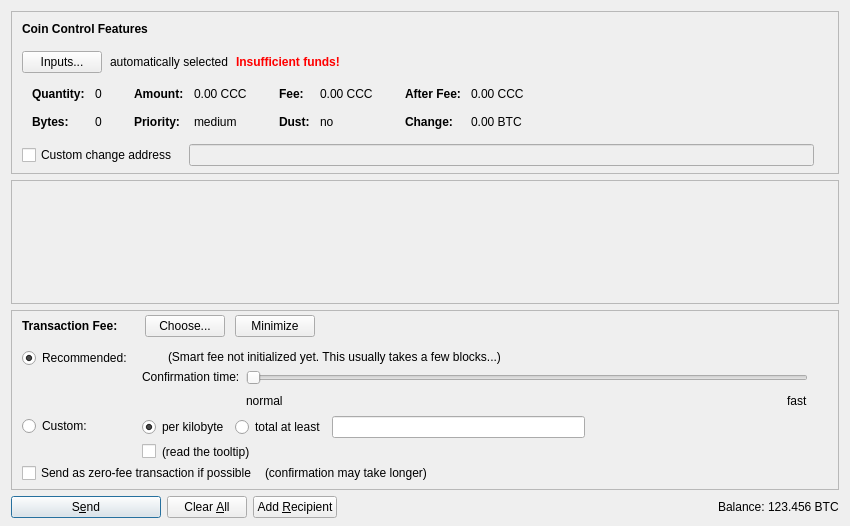
This is src/qt/forms/sendcoinsdialog.ui in daemsproject/daemscore as Qt 5 draws it before an edit. The edited form follows.
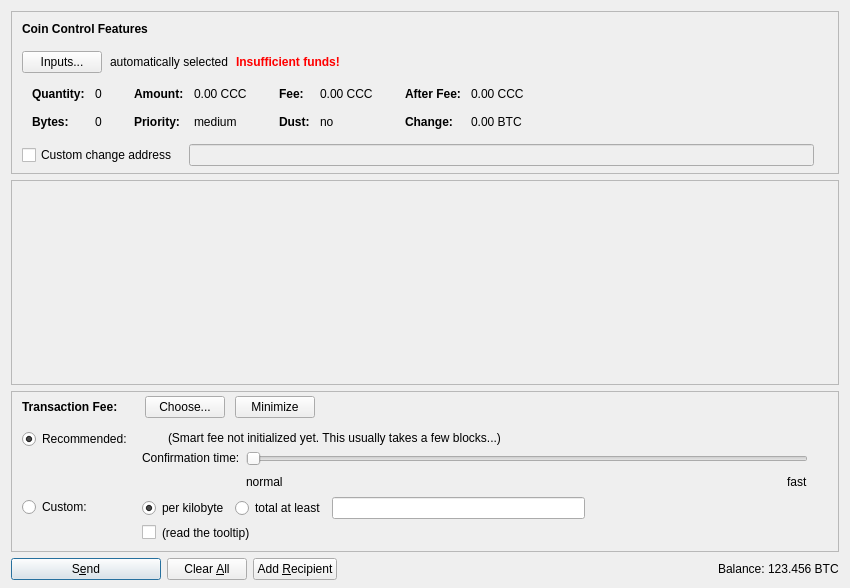
This is the edited form. Icons and pictures are not drawn. Custom widgets are drawn as their Qt base class.

```diff
--- a/src/qt/forms/sendcoinsdialog.ui
+++ b/src/qt/forms/sendcoinsdialog.ui
@@ -7,7 +7,7 @@
     <x>0</x>
     <y>0</y>
     <width>850</width>
-    <height>526</height>
+    <height>588</height>
    </rect>
   </property>
   <property name="windowTitle">
@@ -617,7 +617,7 @@
         <x>0</x>
         <y>0</y>
         <width>830</width>
-        <height>68</height>
+        <height>100</height>
        </rect>
       </property>
       <layout class="QVBoxLayout" name="verticalLayout_2" stretch="0,1">
@@ -1168,30 +1168,13 @@
             </layout>
            </item>
            <item>
-            <layout class="QHBoxLayout" name="horizontalLayoutFee5" stretch="0,0,0">
+            <layout class="QHBoxLayout" name="horizontalLayoutFee5" stretch="0">
              <property name="spacing">
               <number>8</number>
              </property>
              <property name="bottomMargin">
               <number>4</number>
              </property>
-             <item>
-              <widget class="QCheckBox" name="checkBoxFreeTx">
-               <property name="text">
-                <string>Send as zero-fee transaction if possible</string>
-               </property>
-              </widget>
-             </item>
-             <item>
-              <widget class="QLabel" name="labelFreeTx">
-               <property name="text">
-                <string>(confirmation may take longer)</string>
-               </property>
-               <property name="margin">
-                <number>5</number>
-               </property>
-              </widget>
-             </item>
              <item>
               <spacer name="horizontalSpacerFee5">
                <property name="orientation">
```
